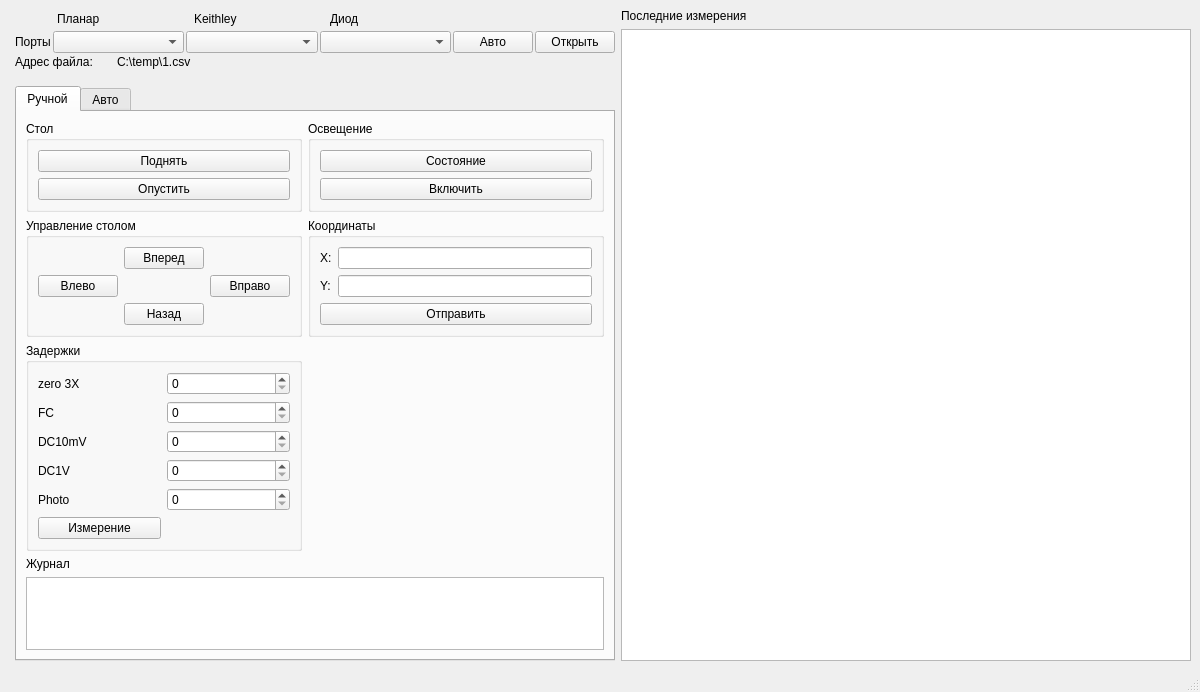
First picture: the form in mainwindow.ui, repository NatiBampo/ZondCOM, before the edit.
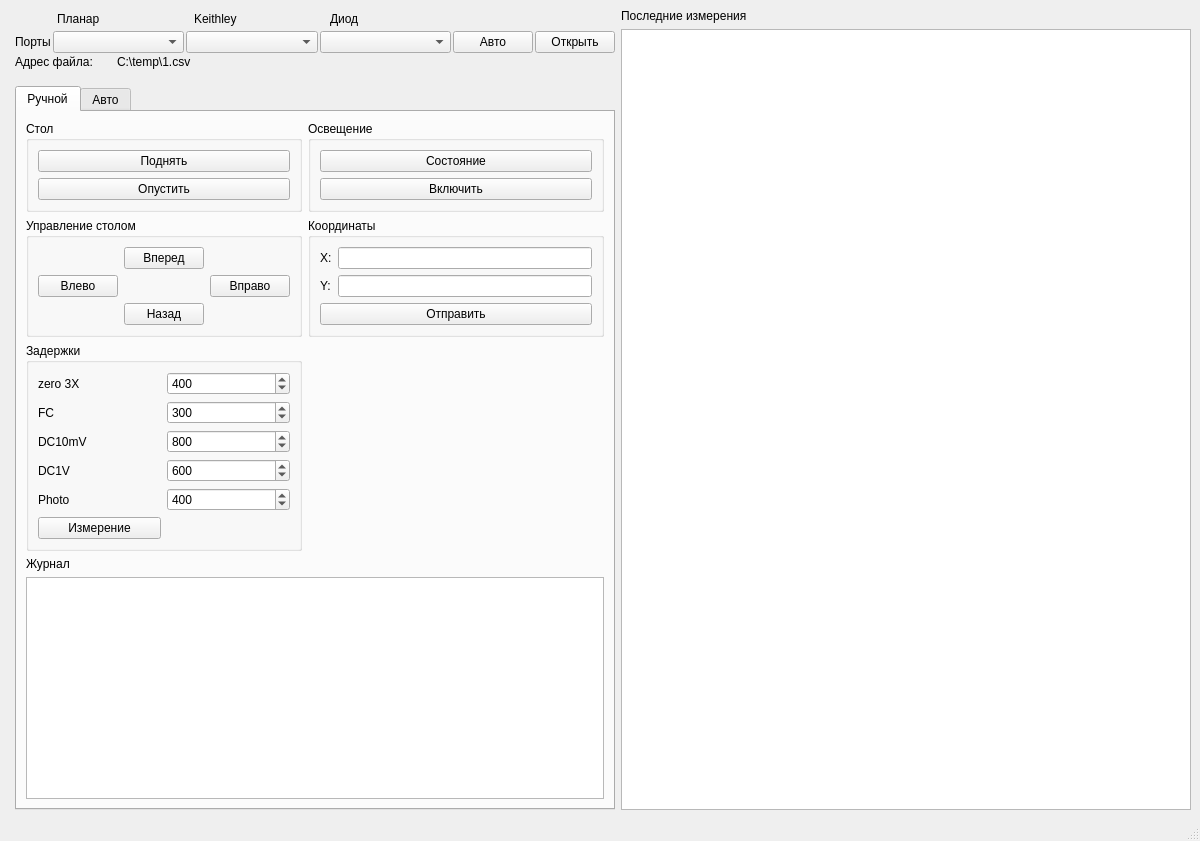
Second picture: the form after the edit.

Commit message: step and initial value to delays

```diff
--- a/mainwindow.ui
+++ b/mainwindow.ui
@@ -7,7 +7,7 @@
     <x>0</x>
     <y>0</y>
     <width>1200</width>
-    <height>692</height>
+    <height>841</height>
    </rect>
   </property>
   <property name="maximumSize">
@@ -382,7 +382,17 @@
             </property>
             <layout class="QGridLayout" name="gridLayout_8">
              <item row="2" column="1">
-              <widget class="QSpinBox" name="DC10mVspinBox"/>
+              <widget class="QSpinBox" name="DC10mVspinBox">
+               <property name="maximum">
+                <number>5000</number>
+               </property>
+               <property name="singleStep">
+                <number>100</number>
+               </property>
+               <property name="value">
+                <number>800</number>
+               </property>
+              </widget>
              </item>
              <item row="2" column="0">
               <widget class="QLabel" name="DC10mVLabel">
@@ -399,7 +409,17 @@
               </widget>
              </item>
              <item row="0" column="1">
-              <widget class="QSpinBox" name="zeroSpinBox"/>
+              <widget class="QSpinBox" name="zeroSpinBox">
+               <property name="maximum">
+                <number>5000</number>
+               </property>
+               <property name="singleStep">
+                <number>100</number>
+               </property>
+               <property name="value">
+                <number>400</number>
+               </property>
+              </widget>
              </item>
              <item row="4" column="0">
               <widget class="QLabel" name="photoLabel">
@@ -409,7 +429,17 @@
               </widget>
              </item>
              <item row="3" column="1">
-              <widget class="QSpinBox" name="DC1VspinBox"/>
+              <widget class="QSpinBox" name="DC1VspinBox">
+               <property name="maximum">
+                <number>5000</number>
+               </property>
+               <property name="singleStep">
+                <number>100</number>
+               </property>
+               <property name="value">
+                <number>600</number>
+               </property>
+              </widget>
              </item>
              <item row="0" column="0">
               <widget class="QLabel" name="zeroLabel">
@@ -419,7 +449,17 @@
               </widget>
              </item>
              <item row="4" column="1">
-              <widget class="QSpinBox" name="PhotoSpinBox"/>
+              <widget class="QSpinBox" name="PhotoSpinBox">
+               <property name="maximum">
+                <number>5000</number>
+               </property>
+               <property name="singleStep">
+                <number>100</number>
+               </property>
+               <property name="value">
+                <number>400</number>
+               </property>
+              </widget>
              </item>
              <item row="1" column="0">
               <widget class="QLabel" name="FClabel">
@@ -429,7 +469,17 @@
               </widget>
              </item>
              <item row="1" column="1">
-              <widget class="QSpinBox" name="FCspinBox"/>
+              <widget class="QSpinBox" name="FCspinBox">
+               <property name="maximum">
+                <number>5000</number>
+               </property>
+               <property name="singleStep">
+                <number>100</number>
+               </property>
+               <property name="value">
+                <number>300</number>
+               </property>
+              </widget>
              </item>
              <item row="5" column="0">
               <widget class="QPushButton" name="measure2pushButton">
```
Left out of the diff: 2 changed lines with no effect on the pictures. The commit also changes 2 other files.
